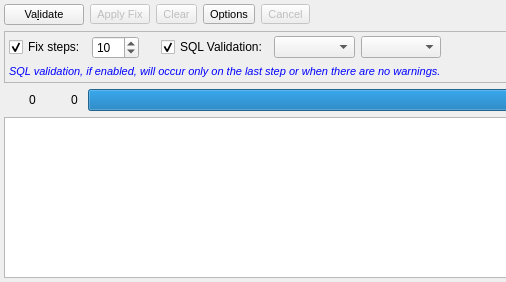
Before: the Qt Designer form libpgmodeler_ui/ui/modelvalidationwidget.ui in pgmodeler/pgmodeler, drawn with Qt 5; both pictures show x 0 to 506 and y 0 to 282 of the 989 by 282 pixel window.
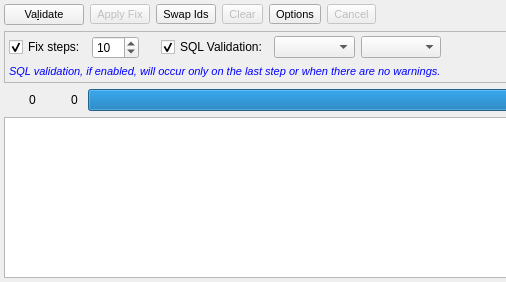
After: the same form once the commit is applied. Icons and pictures are not drawn.

Patch:
```diff
--- a/libpgmodeler_ui/ui/modelvalidationwidget.ui
+++ b/libpgmodeler_ui/ui/modelvalidationwidget.ui
@@ -536,7 +536,7 @@
      </property>
     </widget>
    </item>
-   <item row="0" column="2">
+   <item row="0" column="3">
     <widget class="QToolButton" name="clear_btn">
      <property name="enabled">
       <bool>false</bool>
@@ -567,7 +567,7 @@
      </property>
     </widget>
    </item>
-   <item row="0" column="3">
+   <item row="0" column="4">
     <widget class="QToolButton" name="options_btn">
      <property name="enabled">
       <bool>true</bool>
@@ -607,7 +607,7 @@
      </property>
     </widget>
    </item>
-   <item row="0" column="5" colspan="4">
+   <item row="0" column="6" colspan="4">
     <spacer name="horizontalSpacer">
      <property name="orientation">
       <enum>Qt::Horizontal</enum>
@@ -620,7 +620,7 @@
      </property>
     </spacer>
    </item>
-   <item row="0" column="4">
+   <item row="0" column="5">
     <widget class="QToolButton" name="cancel_btn">
      <property name="enabled">
       <bool>false</bool>
@@ -651,6 +651,34 @@
      </property>
     </widget>
    </item>
+   <item row="0" column="2">
+    <widget class="QToolButton" name="swap_ids_btn">
+     <property name="font">
+      <font>
+       <pointsize>8</pointsize>
+      </font>
+     </property>
+     <property name="toolTip">
+      <string>Change the creation order for two objects by swapping their ids</string>
+     </property>
+     <property name="text">
+      <string>Swap Ids</string>
+     </property>
+     <property name="icon">
+      <iconset resource="../res/resources.qrc">
+       <normaloff>:/icones/icones/swapobjs.png</normaloff>:/icones/icones/swapobjs.png</iconset>
+     </property>
+     <property name="iconSize">
+      <size>
+       <width>20</width>
+       <height>20</height>
+      </size>
+     </property>
+     <property name="toolButtonStyle">
+      <enum>Qt::ToolButtonTextBesideIcon</enum>
+     </property>
+    </widget>
+   </item>
   </layout>
  </widget>
  <tabstops>
```
Left out of the diff: 8 changed lines with no effect on the pictures.
